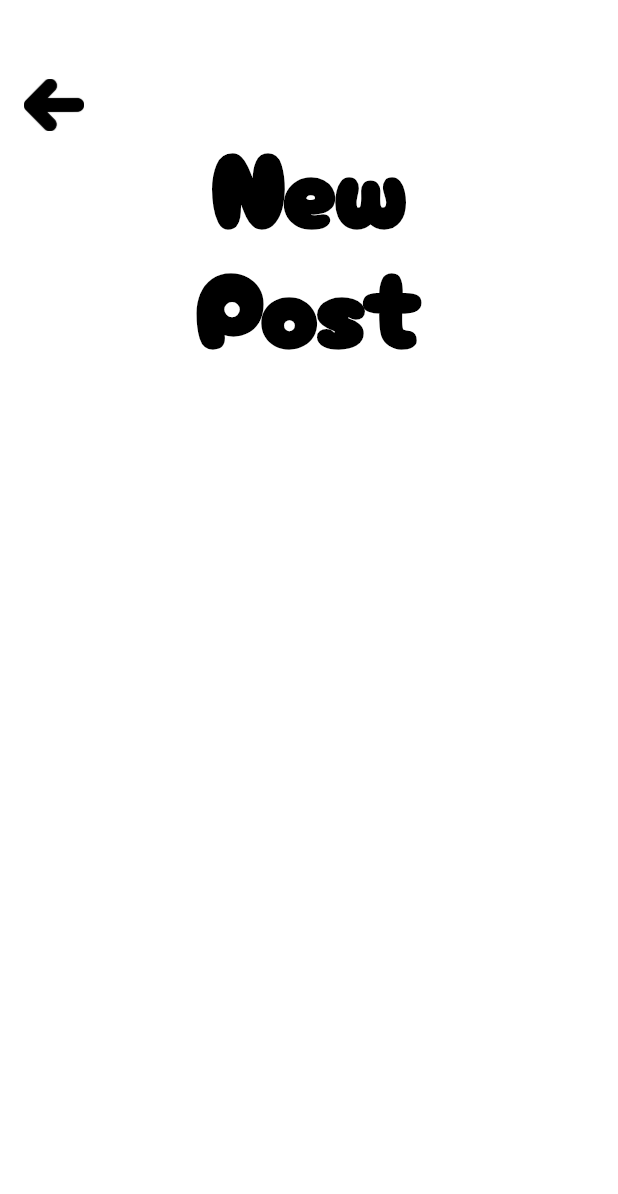
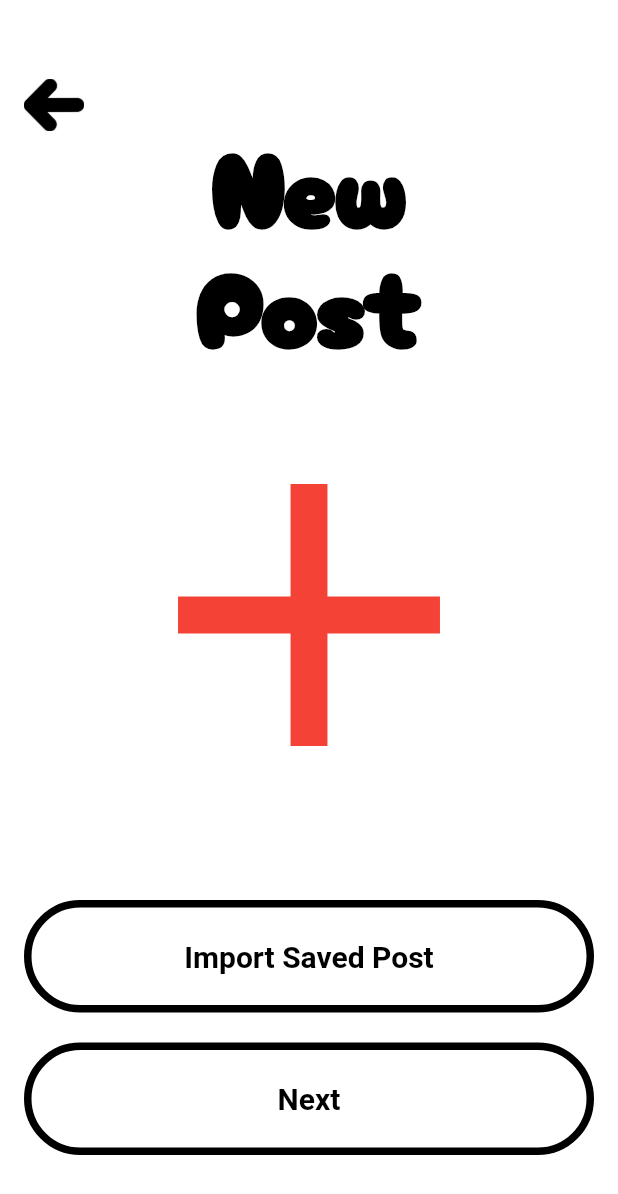
Before and after one commit to LionelQuintanilla/CECS_491A_Senior_Project, a Flutter app: the CreatePost screen opened directly, on a phone screen of 412 x 824 dp. Shown: the top 1194 px of the screen. Run offline on Flutter 3.47's test engine with Material 2 defaults, Android fonts, the light colour scheme and no system bars; our stand-ins replace firebase_auth, firebase_core, lottie; missing offline and left inert: flutter_overlay_loader; accounts and stored records are empty.

Commit message:
Added two buttons to create post page
Added two buttons no functionality, and have a pretty good idea of the layout we need for this page.

```diff
--- a/firebasetest/lib/screens/create_post.dart
+++ b/firebasetest/lib/screens/create_post.dart
@@ -76,6 +76,58 @@ class _CreatePost extends State<CreatePost>{
                       textAlign: TextAlign.center,
                     ),
                   ),
+                  const SizedBox(height: 20),
+                  Align(
+                        child: ConstrainedBox(
+                            constraints: const BoxConstraints(minHeight: 200),
+                            child: const Icon(
+                              Icons.add,
+                              size: 300,
+                              color: Colors.red,
+                            ),
+                        ),
+                            alignment: Alignment.center
+                  ),
+                  const SizedBox(height: 40),
+                  Container(
+                    child:  OutlinedButton(
+                      onPressed: () {},
+                        child: const Text('Import Saved Post'),
+                        style: OutlinedButton.styleFrom(
+                          //Button size in order to take up the whole screen
+                          minimumSize: const Size.fromHeight(75),
+                          shape: const StadiumBorder(),
+                          //colors
+                          backgroundColor: Colors.white,
+                          foregroundColor: Colors.black,
+                          //width of the border for our button
+                          side: const BorderSide(width: 5.0, color: Colors.black),
+                          //centers text
+                          alignment: Alignment.center,
+                          textStyle: const TextStyle(fontWeight: FontWeight.bold,fontSize: 20.0),
+                        ),
+                      ),
+                    ),
+                  const SizedBox(height: 20),
+                  Container(
+                    child:  OutlinedButton(
+                      onPressed: () {},
+                      child: const Text('Next'),
+                      style: OutlinedButton.styleFrom(
+                        //Button size in order to take up the whole screen
+                        minimumSize: const Size.fromHeight(75),
+                        shape: const StadiumBorder(),
+                        //colors
+                        backgroundColor: Colors.white,
+                        foregroundColor: Colors.black,
+                        //width of the border for our button
+                        side: const BorderSide(width: 5.0, color: Colors.black),
+                        //centers text
+                        alignment: Alignment.center,
+                        textStyle: const TextStyle(fontWeight: FontWeight.bold,fontSize: 20.0),
+                      ),
+                    ),
+                  ),
                 ],
               ),
             ),
```
